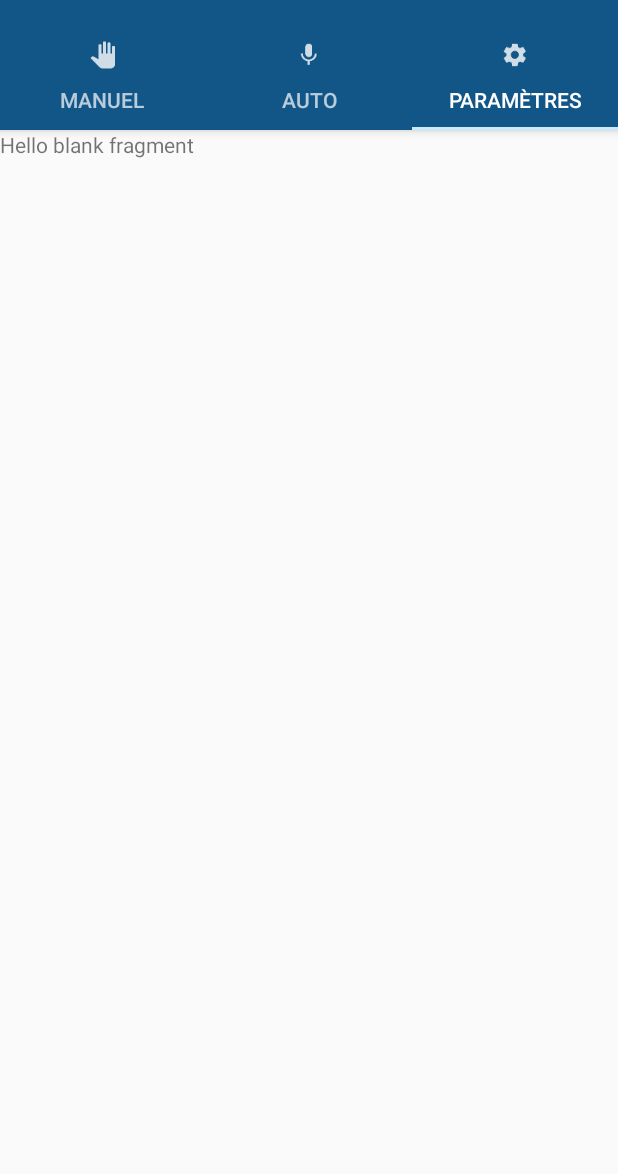
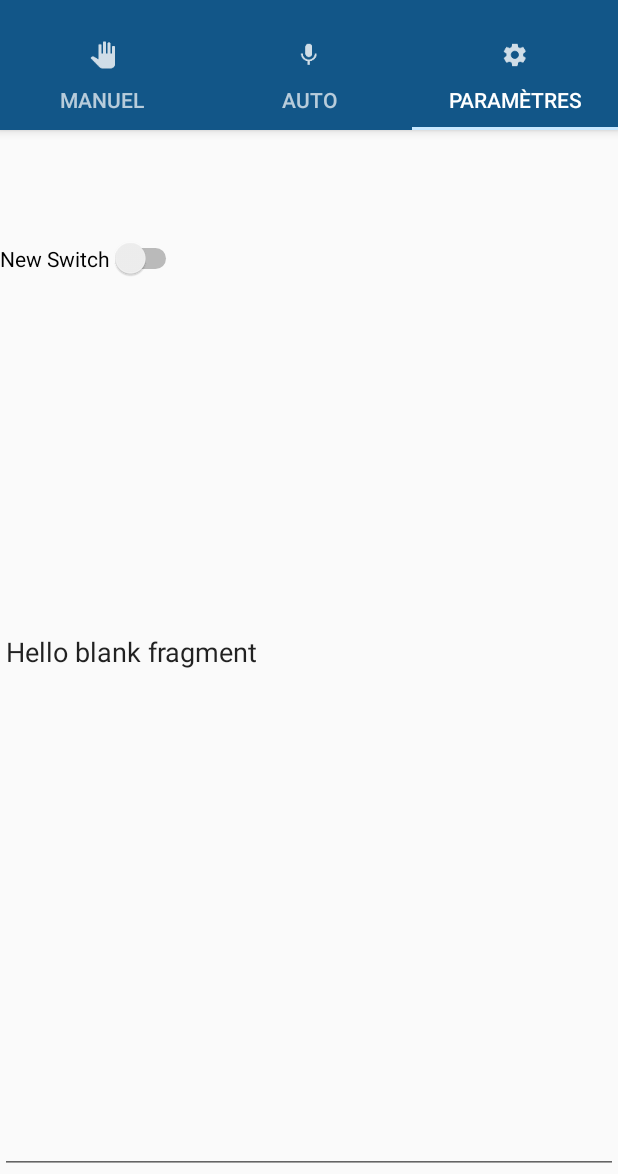
Before and after one commit to LightAndChill/LightAndChill, an Android app: the screen it shows after launch (MainActivity), tab 3 chosen, on a phone screen of 412 x 824 dp, the part 62-1236 px from its top. Run offline under Robolectric (Android 15) with nearby library versions, the phone set to English and light mode, and no system bars; libraries missing offline, so code that uses them is left out: com.larswerkman.holocolorpicker; 8 statements that could not run were skipped.

Commit message:
Ajout de deux images et d'un layout

```diff
--- a/app/src/main/res/layout/fragment_fragment_three.xml
+++ b/app/src/main/res/layout/fragment_fragment_three.xml
@@ -1,13 +1,29 @@
-<FrameLayout xmlns:android="http://schemas.android.com/apk/res/android"
+<RelativeLayout xmlns:android="http://schemas.android.com/apk/res/android"
     xmlns:tools="http://schemas.android.com/tools"
     android:layout_width="match_parent"
     android:layout_height="match_parent"
     tools:context="apps.lightandchill.lightandchill.FragmentThree">
 
+    <ListView
+        android:layout_width="wrap_content"
+        android:layout_height="wrap_content">
+
+    </ListView>
     <!-- TODO: Update blank fragment layout -->
-    <TextView
+    <EditText
         android:layout_width="match_parent"
         android:layout_height="match_parent"
         android:text="@string/hello_blank_fragment" />
 
-</FrameLayout>
+    <Switch
+        android:layout_width="wrap_content"
+        android:layout_height="wrap_content"
+        android:text="New Switch"
+        android:id="@+id/switch1"
+        android:layout_gravity="left|top"
+        android:layout_alignParentTop="true"
+        android:layout_alignParentLeft="true"
+        android:layout_alignParentStart="true"
+        android:layout_marginTop="72dp" />
+
+</RelativeLayout>
```
Also changed, not shown: app/src/main/res/drawable-v21/musique.png (added), app/src/main/res/drawable-v21/soleil.png (added).
